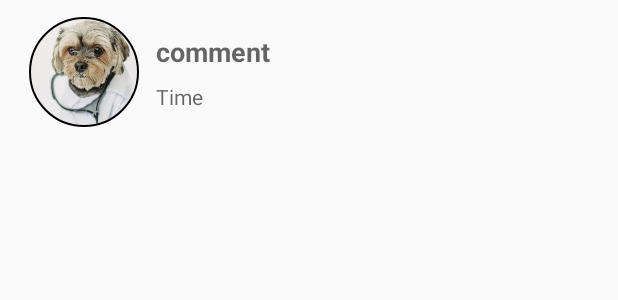
After one commit to MrSingh1807/My-Social-Media-App, an Android app: the layout comments_sample.xml on its own in the app's theme, with its tools: preview values and no code run, on a phone screen of 412 x 824 dp. The commit adds this screen. Shown: the top 300 px of the screen. Run offline under Robolectric (Android 15) with nearby library versions, the phone set to English and light mode, and no system bars; Roboto replaces fonts that are not available here.

Commit message:
set comment recycler view

```diff
--- a/app/src/main/java/com/example/mysocialmediaapp/ui/adapters/PostAdapter.kt
+++ b/app/src/main/java/com/example/mysocialmediaapp/ui/adapters/PostAdapter.kt
@@ -21,7 +21,6 @@ import com.squareup.picasso.Picasso
 class PostAdapter(
     val context: Context,
     private var postModel: ArrayList<Post> = ArrayList()
-
 ) : RecyclerView.Adapter<PostAdapter.DashBoardHolder>() {
 
     class DashBoardHolder(val binding: DashboardRvSampleBinding) :
@@ -40,6 +39,7 @@ class PostAdapter(
             .into(holder.binding.postImgVw)
 
         holder.binding.likesTV.text = post.postLikes.toString()
+        holder.binding.commentTV.text = post.commentCount.toString()
         if (post.postDescription.equals("")) {
             holder.binding.postDescriptionTV.visibility = View.GONE
         } else {
@@ -98,6 +98,9 @@ class PostAdapter(
 
         holder.binding.commentImgVw.setOnClickListener{
             val intent = Intent(context, CommentsActivity::class.java)
+            intent.putExtra("postID", post.postID)
+            intent.putExtra("postedBy", post.postedBy)
+            intent.flags = Intent.FLAG_ACTIVITY_NEW_TASK
             context.startActivity(intent)
         }
 
--- a/app/src/main/java/com/example/mysocialmediaapp/ui/models/Post.kt
+++ b/app/src/main/java/com/example/mysocialmediaapp/ui/models/Post.kt
@@ -7,5 +7,6 @@ data class Post(
     val postedBy: String? = "",
     val postDescription: String? =  "",
     val postedAt: Long? = 0,
-    val postLikes :Int? = 0
+    val postLikes :Int? = 0,
+    val commentCount: Int? = 0
 )
--- /dev/null
+++ b/app/src/main/res/layout/comments_sample.xml
@@ -0,0 +1,56 @@
+<?xml version="1.0" encoding="utf-8"?>
+<androidx.constraintlayout.widget.ConstraintLayout xmlns:android="http://schemas.android.com/apk/res/android"
+    android:layout_width="match_parent"
+    android:layout_height="wrap_content"
+    xmlns:app="http://schemas.android.com/apk/res-auto">
+
+    <de.hdodenhof.circleimageview.CircleImageView
+        android:id="@+id/profileImgVw"
+        android:layout_width="80dp"
+        android:layout_height="80dp"
+        android:layout_marginStart="16dp"
+        android:layout_marginTop="8dp"
+        android:padding="3dp"
+        android:src="@drawable/cute_dog"
+        app:civ_border_color="@color/black"
+        app:civ_border_width="1dp"
+        app:layout_constraintStart_toStartOf="parent"
+        app:layout_constraintTop_toTopOf="parent" />
+
+    <View
+        android:id="@+id/changeProfilePicView"
+        android:layout_width="0dp"
+        android:layout_height="0dp"
+        app:layout_constraintBottom_toBottomOf="@+id/profileImgVw"
+        app:layout_constraintEnd_toEndOf="@+id/profileImgVw"
+        app:layout_constraintHorizontal_bias="0.0"
+        app:layout_constraintStart_toStartOf="@+id/profileImgVw"
+        app:layout_constraintTop_toTopOf="@+id/profileImgVw"
+        app:layout_constraintVertical_bias="0.0" />
+
+    <TextView
+        android:id="@+id/commentTV"
+        android:layout_width="0dp"
+        android:layout_height="wrap_content"
+        android:layout_marginStart="8dp"
+        android:hint="comment"
+        android:textColor="@color/black"
+        android:textSize="18sp"
+        android:textStyle="bold"
+        app:layout_constraintBottom_toTopOf="@+id/commentTimeTV"
+        app:layout_constraintEnd_toEndOf="parent"
+        app:layout_constraintHorizontal_bias="0.0"
+        app:layout_constraintStart_toEndOf="@+id/profileImgVw"
+        app:layout_constraintTop_toTopOf="@+id/profileImgVw"
+        app:layout_constraintVertical_chainStyle="packed" />
+
+    <TextView
+        android:id="@+id/commentTimeTV"
+        android:layout_width="wrap_content"
+        android:layout_height="wrap_content"
+        android:layout_marginTop="8dp"
+        android:hint="Time"
+        app:layout_constraintBottom_toBottomOf="@+id/profileImgVw"
+        app:layout_constraintStart_toStartOf="@+id/commentTV"
+        app:layout_constraintTop_toBottomOf="@+id/commentTV" />
+</androidx.constraintlayout.widget.ConstraintLayout>
```
Also changed, not shown: app/src/main/java/com/example/mysocialmediaapp/ui/UI/CommentsActivity.kt (+125 -0 lines), app/src/main/java/com/example/mysocialmediaapp/ui/adapters/CommentsAdapter.kt (added, +33 -0 lines), app/src/main/java/com/example/mysocialmediaapp/ui/models/Comment.kt (added, +7 -0 lines), app/src/main/res/layout/activity_comments.xml (+8 -7 lines).
